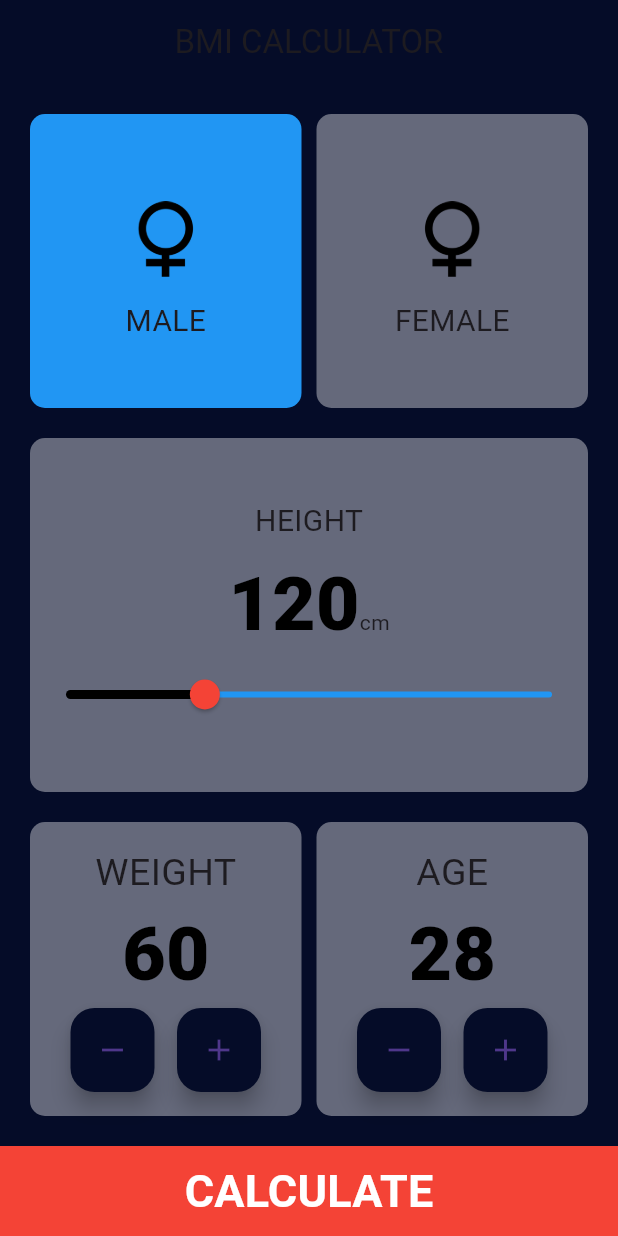
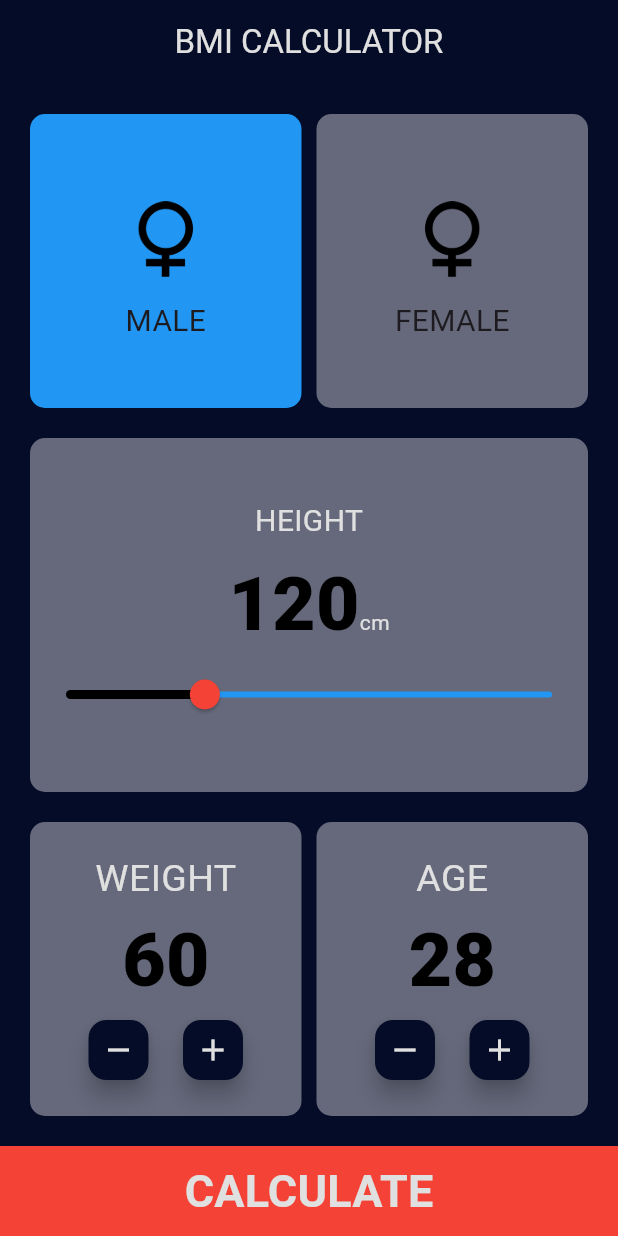
Before and after one commit to ahmedkamal22/BMI-Calcualtor, a Flutter app: the screen it shows after launch, on a phone screen of 412 x 824 dp. Run offline on Flutter 3.47's test engine with Material 3 defaults, Android fonts, the phone set to English and light mode, and no system bars.

Commit message:
new update

```diff
--- a/lib/bmi_screen.dart
+++ b/lib/bmi_screen.dart
@@ -2,7 +2,6 @@ import 'dart:math';
 
 import 'package:bmi_calcualtor/bmi_result.dart';
 import 'package:flutter/material.dart';
-import 'package:flutter/widgets.dart';
 
 class BMIScreen extends StatefulWidget {
   @override
@@ -10,18 +9,22 @@ class BMIScreen extends StatefulWidget {
 }
 
 class _BMIScreenState extends State<BMIScreen> {
-  Color darkBlue = Color(0xff050c28);
+  Color darkBlue = const Color(0xff050c28);
 
-  Color grey = Color(0x62FFFFFF);
+  Color grey = const Color(0x62FFFFFF);
   bool isMale = true;
-  double Height = 120.0;
-  int Weight = 60;
-  int Age = 28;
+  double height = 120.0;
+  int weight = 60;
+  int age = 28;
+
   @override
   Widget build(BuildContext context) {
     return Scaffold(
       appBar: AppBar(
-        title: Text('BMI CALCULATOR'),
+        title: Text(
+          'BMI CALCULATOR',
+          style: TextStyle(color: Colors.grey[300]),
+        ),
         centerTitle: true,
         backgroundColor: darkBlue,
       ),
@@ -47,7 +50,7 @@ class _BMIScreenState extends State<BMIScreen> {
                           decoration: BoxDecoration(
                               borderRadius: BorderRadius.circular(10.0),
                               color: isMale ? Colors.blue : grey),
-                          child: Column(
+                          child: const Column(
                             mainAxisAlignment: MainAxisAlignment.center,
                             children: [
                               Image(
@@ -64,7 +67,7 @@ class _BMIScreenState extends State<BMIScreen> {
                         ),
                       ),
                     ),
-                    SizedBox(
+                    const SizedBox(
                       width: 10,
                     ),
                     //second picture[female]
@@ -79,7 +82,7 @@ class _BMIScreenState extends State<BMIScreen> {
                           decoration: BoxDecoration(
                               borderRadius: BorderRadius.circular(10.0),
                               color: isMale ? grey : Colors.blue),
-                          child: Column(
+                          child: const Column(
                             mainAxisAlignment: MainAxisAlignment.center,
                             children: [
                               Image(
@@ -114,9 +117,10 @@ class _BMIScreenState extends State<BMIScreen> {
                     children: [
                       Text(
                         "HEIGHT",
-                        style: TextStyle(fontSize: 20.0),
+                        style:
+                            TextStyle(fontSize: 20.0, color: Colors.grey[300]),
                       ),
-                      SizedBox(
+                      const SizedBox(
                         height: 5.0,
                       ),
                       Row(
@@ -125,24 +129,25 @@ class _BMIScreenState extends State<BMIScreen> {
                         textBaseline: TextBaseline.alphabetic,
                         children: [
                           Text(
-                            '${Height.round()}',
-                            style: TextStyle(
+                            '${height.round()}',
+                            style: const TextStyle(
                                 fontWeight: FontWeight.w900,
                                 fontSize: 50.0,
                                 color: Colors.black),
                           ),
                           Text(
                             'cm',
+                            style: TextStyle(color: Colors.grey[300]),
                           ),
                         ],
                       ),
                       Slider(
-                        value: Height,
+                        value: height,
                         min: 80,
                         max: 220,
                         onChanged: (value) {
                           setState(() {
-                            Height = value;
+                            height = value;
                           });
                         },
                         activeColor: Colors.black,
@@ -170,11 +175,12 @@ class _BMIScreenState extends State<BMIScreen> {
                           children: [
                             Text(
                               'WEIGHT',
-                              style: TextStyle(fontSize: 25.0),
+                              style: TextStyle(
+                                  fontSize: 25.0, color: Colors.grey[300]),
                             ),
                             Text(
-                              '$Weight',
-                              style: TextStyle(
+                              '$weight',
+                              style: const TextStyle(
                                   fontWeight: FontWeight.w900,
                                   fontSize: 50.0,
                                   color: Colors.black),
@@ -185,36 +191,39 @@ class _BMIScreenState extends State<BMIScreen> {
                                 FloatingActionButton(
                                   onPressed: () {
                                     setState(() {
-                                      if (Weight == 0) {
-                                        Weight++;
+                                      if (weight == 0) {
+                                        weight++;
                                       } else {
-                                        Weight--;
+                                        weight--;
                                       }
                                     });
                                   },
-                                  child: Icon(
-                                    Icons.remove,
-                                  ),
+                                  child: Icon(Icons.remove,
+                                      color: Colors.grey[300]),
+                                  mini: true,
                                   backgroundColor: darkBlue,
                                 ),
-                                SizedBox(
+                                const SizedBox(
                                   width: 15.0,
                                 ),
                                 FloatingActionButton(
                                   onPressed: () {
                                     setState(() {
-                                        Weight++;
+                                      weight++;
                                     });
                                   },
-                                    child: Icon(Icons.add),
-                                    backgroundColor: darkBlue),
+                                  child:
+                                      Icon(Icons.add, color: Colors.grey[300]),
+                                  backgroundColor: darkBlue,
+                                  mini: true,
+                                ),
                               ],
                             ),
                           ],
                         ),
                       ),
                     ),
-                    SizedBox(
+                    const SizedBox(
                       width: 10.0,
                     ),
                     Expanded(
@@ -227,11 +236,12 @@ class _BMIScreenState extends State<BMIScreen> {
                           children: [
                             Text(
                               'AGE',
-                              style: TextStyle(fontSize: 25.0),
+                              style: TextStyle(
+                                  fontSize: 25.0, color: Colors.grey[300]),
                             ),
                             Text(
-                              '$Age',
-                              style: TextStyle(
+                              '$age',
+                              style: const TextStyle(
                                   fontWeight: FontWeight.w900,
                                   fontSize: 50.0,
                                   color: Colors.black),
@@ -242,28 +252,30 @@ class _BMIScreenState extends State<BMIScreen> {
                                 FloatingActionButton(
                                   onPressed: () {
                                     setState(() {
-                                      if (Age == 0) {
-                                        Age++;
+                                      if (age == 0) {
+                                        age++;
                                       } else {
-                                        Age--;
+                                        age--;
                                       }
                                     });
                                   },
-                                  child: Icon(
-                                    Icons.remove,
-                                  ),
+                                  child: Icon(Icons.remove,
+                                      color: Colors.grey[300]),
+                                  mini: true,
                                   backgroundColor: darkBlue,
                                 ),
-                                SizedBox(
+                                const SizedBox(
                                   width: 15.0,
                                 ),
                                 FloatingActionButton(
                                     onPressed: () {
                                       setState(() {
-                                        Age++;
+                                        age++;
                                       });
                                     },
-                                    child: Icon(Icons.add),
+                                    child: Icon(Icons.add,
+                                        color: Colors.grey[300]),
+                                    mini: true,
                                     backgroundColor: darkBlue),
                               ],
                             ),
@@ -282,23 +294,37 @@ class _BMIScreenState extends State<BMIScreen> {
               height: 60.0,
               child: MaterialButton(
                 onPressed: () {
-                  double result = Weight / pow(Height / 100, 2);
-                  print(result.round());
+                  double result = weight / pow(height / 100, 2);
                   Navigator.push(
                       context,
-                      MaterialPageRoute(
-                          builder: (context) => BMIRESULT(
-                                age: Age,
-                                Height: Height.round(),
+                      PageRouteBuilder(
+                          pageBuilder:
+                              (context, animation, secondaryAnimation) =>
+                                  BMIRESULT(
+                                    age: age,
+                                    height: height.round(),
                                     result: result.round(),
                                     isMale: isMale,
-                                Weight: Weight,
-                              )));
+                                    weight: weight,
+                                  ),
+                          transitionsBuilder:
+                              (context, animation, secondaryAnimation, child) {
+                            const begin = Offset(1.0, 0.0);
+                            const end = Offset.zero;
+                            const curve = Curves.easeInOut;
+                            var tween = Tween(begin: begin, end: end)
+                                .chain(CurveTween(curve: curve));
+                            var offsetAnimation = animation.drive(tween);
+                            return SlideTransition(
+                              position: offsetAnimation,
+                              child: child,
+                            );
+                          }));
                 },
                 child: Text(
                   "CALCULATE",
                   style: TextStyle(
-                      color: Colors.white,
+                      color: Colors.grey[300],
                       fontSize: 30.0,
                       fontWeight: FontWeight.bold),
                 ),
```
Also changed, not shown: lib/bmi_result.dart (+38 -31 lines), pubspec.lock, 6 other files. Lines whose indentation alone changed are shown as unchanged.
